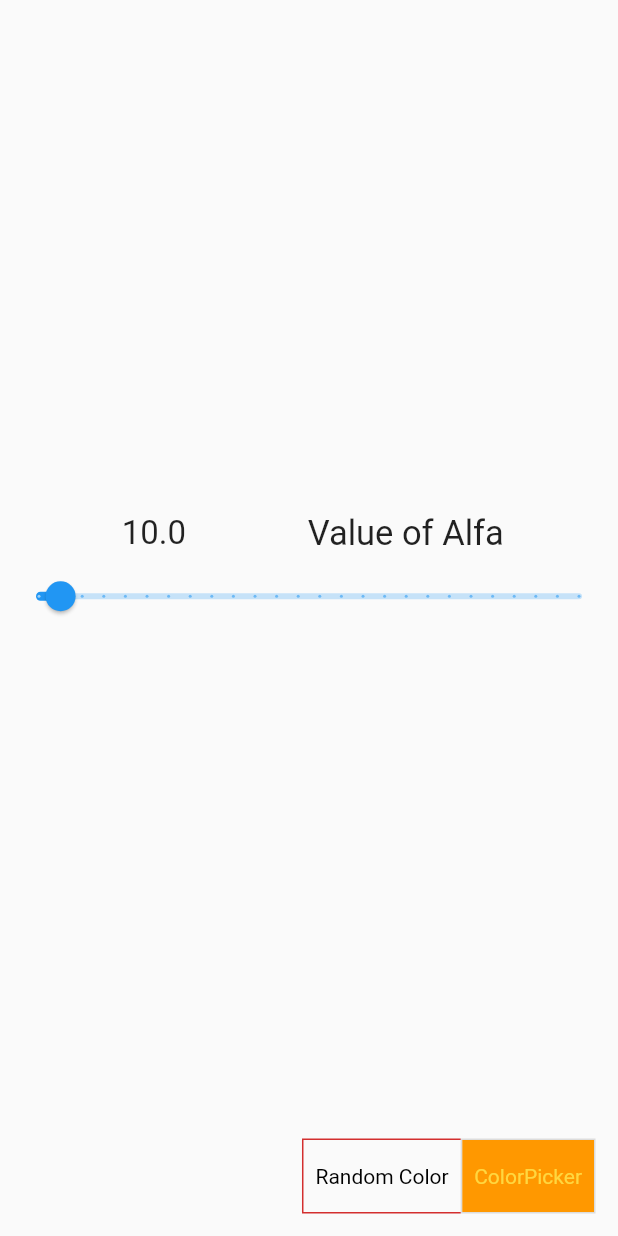
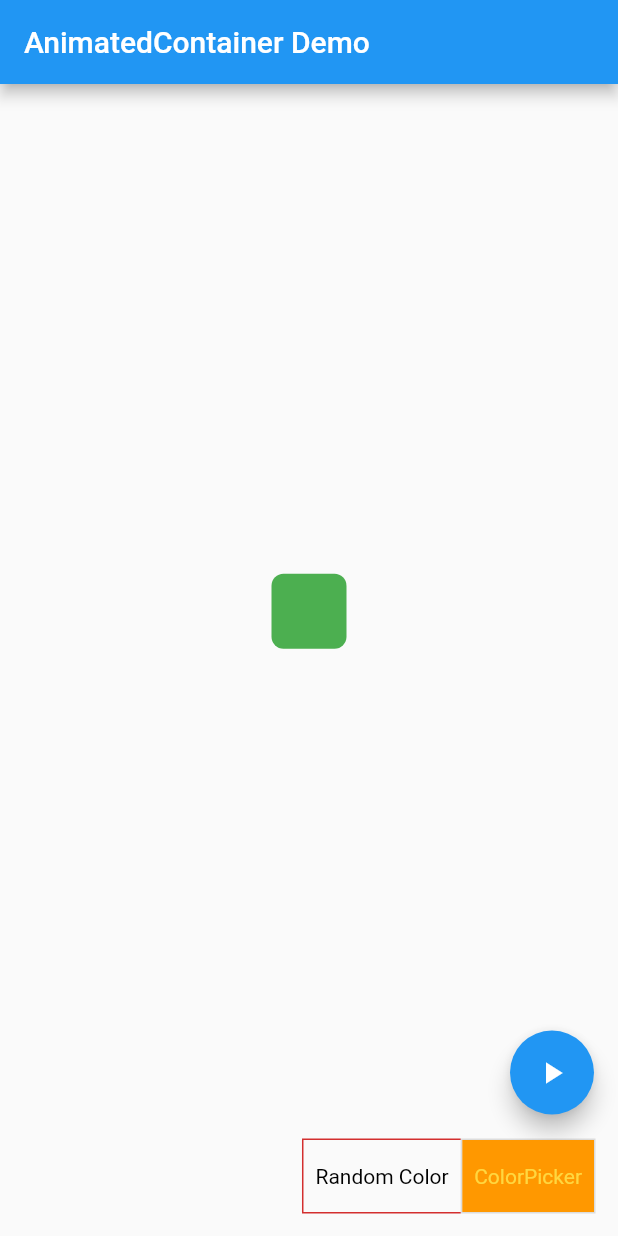
Before and after one commit to IvanovYevgen/flutter-color-changer, a Flutter app: the screen it shows after launch, after a tap on "ColorPicker", on a phone screen of 412 x 824 dp. Run offline on Flutter 3.47's test engine with Material 2 defaults, Android fonts, the phone set to English and light mode, and no system bars.

Commit message:
addition of animated container

```diff
--- /dev/null
+++ b/lib/animated_figures.dart
@@ -0,0 +1,58 @@
+import 'dart:math';
+import 'package:flutter/material.dart';
+
+class AnimatedFigures extends StatefulWidget {
+  @override
+  _AnimatedFiguresState createState() => _AnimatedFiguresState();
+}
+
+class _AnimatedFiguresState extends State<AnimatedFigures> {
+  double _width = 50;
+  double _height = 50;
+  Color _color = Colors.green;
+  BorderRadiusGeometry _borderRadius = BorderRadius.circular(8);
+
+  @override
+  Widget build(BuildContext context) {
+    return MaterialApp(
+      home: Scaffold(
+        appBar: AppBar(
+          title: Text('AnimatedContainer Demo'),
+        ),
+        body: Center(
+          child: AnimatedContainer(
+            width: _width,
+            height: _height,
+            decoration: BoxDecoration(
+              color: _color,
+              borderRadius: _borderRadius,
+            ),
+            duration: Duration(seconds: 1),
+            curve: Curves.fastOutSlowIn,
+          ),
+        ),
+        floatingActionButton: FloatingActionButton(
+          child: Icon(Icons.play_arrow),
+          onPressed: () {
+            setState(() {
+              final random = Random();
+
+              _width = random.nextInt(300).toDouble();
+              _height = random.nextInt(300).toDouble();
+
+              _color = Color.fromRGBO(
+                random.nextInt(256),
+                random.nextInt(256),
+                random.nextInt(256),
+                1,
+              );
+
+              _borderRadius =
+                  BorderRadius.circular(random.nextInt(100).toDouble());
+            });
+          },
+        ),
+      ),
+    );
+  }
+}
--- /dev/null
+++ b/lib/color_changer.dart
@@ -0,0 +1,110 @@
+import 'package:flutter/material.dart';
+import 'package:change_color_app/text_for_screen.dart';
+import 'dart:math' as math;
+import 'animated_figures.dart';
+
+enum _generationMode { random, manual }
+
+class ColorChanger extends StatefulWidget {
+  @override
+  _ColorChangerState createState() => _ColorChangerState();
+}
+
+class _ColorChangerState extends State<ColorChanger> {
+  List<Widget> scoreKeeper = [];
+
+  Color randomColorOfScreen;
+  math.Random random = new math.Random();
+
+  _generationMode _mode = _generationMode.random;
+
+
+
+  List<bool> _selections = List.generate(2, (_) => false);
+
+  void randomColorGenerator() {
+    if (_selections[0] == true) {
+      setState(() {
+        randomColorOfScreen = Color.fromARGB(
+            255, random.nextInt(255), random.nextInt(255), random.nextInt(255));
+        print('color has changed!');
+      });
+    } else {
+      setState(() {
+        randomColorOfScreen = null;
+      });
+    }
+  }
+
+  @override
+  Widget build(BuildContext context) {
+    return GestureDetector(
+      onTap: randomColorGenerator,
+      child: MaterialApp(
+        debugShowCheckedModeBanner: false,
+        home: Scaffold(
+          backgroundColor: randomColorOfScreen,
+          body: Column(
+            crossAxisAlignment: CrossAxisAlignment.stretch,
+            children: [
+              Expanded(
+                child: Center(
+                  child: _display(_mode),
+                ),
+              ),
+              Container(
+                margin: EdgeInsets.fromLTRB(0, 0, 15, 15),
+                child: Stack(alignment: Alignment.bottomRight, children: [
+                  ToggleButtons(
+                    color: Colors.black,
+                    borderColor: Colors.red[700],
+                    selectedColor: Colors.amberAccent,
+                    disabledColor: Colors.grey,
+                    fillColor: Colors.orange,
+                    children: <Widget>[
+                      Padding(
+                        padding: const EdgeInsets.all(8.0),
+                        child: Text('Random Color'),
+                      ),
+                      Padding(
+                        padding: const EdgeInsets.all(8.0),
+                        child: Text('ColorPicker'),
+                      ),
+                    ],
+                    onPressed: (int index) {
+                      setState(() {
+                        for (int buttonIndex = 0;
+                        buttonIndex < _selections.length;
+                        buttonIndex++) {
+                          if (buttonIndex == index) {
+                            _selections[buttonIndex] = true;
+                            _mode = _generationMode.manual;
+                          } else {
+                            _selections[buttonIndex] = false;
+                            _mode = _generationMode.random;
+                          }
+                        }
+                        print('$_mode');
+                      });
+                    },
+                    isSelected: _selections,
+                  ),
+                ]),
+              ),
+            ],
+          ),
+        ),
+      ),
+    );
+  }
+}
+
+Widget _display(modeOfState) {
+  if (modeOfState == _generationMode.random) {
+    return TextForScreen();
+  } else {
+    return Center(
+      child: AnimatedFigures(),
+    );
+  }
+}
--- a/lib/custom_slider.dart
+++ /dev/null
@@ -1,52 +0,0 @@
-import 'package:flutter/material.dart';
-
-class CustomSlider extends StatefulWidget {
-  final Function onChanged;
-  final double currentSliderValue;
-  final String titleOfSlider;
-
-
-  CustomSlider({
-    this.onChanged,
-    this.currentSliderValue,
-    this.titleOfSlider,
-  });
-
-  @override
-  _CustomSliderState createState() => _CustomSliderState();
-}
-
-class _CustomSliderState extends State<CustomSlider> {
-  @override
-  Widget build(BuildContext context) {
-    return Column(
-      children: [
-        Center(
-          child: Row(
-            mainAxisAlignment: MainAxisAlignment.spaceEvenly,
-            children: [
-              Padding(
-                padding: const EdgeInsets.all(5.0),
-                child: Text(
-                  widget.currentSliderValue.toString(),
-                  style: TextStyle(fontSize: 22),
-                ),
-              ),
-              Text(
-                'Value of ${widget.titleOfSlider}',
-                style: TextStyle(fontSize: 23),
-              ),
-            ],
-          ),
-        ),
-        Slider(
-          value: widget.currentSliderValue,
-          min: 0,
-          max: 255,
-          divisions: 25,
-          onChanged: widget.onChanged,
-        ),
-      ],
-    );
-  }
-}
--- a/lib/main.dart
+++ b/lib/main.dart
@@ -1,159 +1,6 @@
-import 'package:change_color_app/text_for_screen.dart';
 import 'package:flutter/material.dart';
-import 'dart:math' as math;
-import 'custom_slider.dart';
+import 'color_changer.dart';
 
 void main() {
-  runApp(MyApp());
+  runApp(ColorChanger());
 }
-
-double _currentSliderValue = 10;
-enum _generationMode { random, manual }
-
-class MyApp extends StatefulWidget {
-  @override
-  _MyAppState createState() => _MyAppState();
-}
-
-class _MyAppState extends State<MyApp> {
-  List<Widget> scoreKeeper = [];
-
-  Color randomColorOfScreen;
-  math.Random random = new math.Random();
-
-  _generationMode _mode = _generationMode.random;
-
-  double _currentSliderValue = 10;
-
-  List<bool> _selections = List.generate(2, (_) => false);
-
-  void randomColorGenerator() {
-    if (_selections[0] == true) {
-      setState(() {
-        randomColorOfScreen = Color.fromARGB(
-            255, random.nextInt(255), random.nextInt(255), random.nextInt(255));
-        print('color has changed!');
-      });
-    } else {
-      setState(() {
-        randomColorOfScreen = null;
-      });
-    }
-  }
-
-  @override
-  Widget build(BuildContext context) {
-    return GestureDetector(
-      onTap: randomColorGenerator,
-      child: MaterialApp(
-        debugShowCheckedModeBanner: false,
-        home: Scaffold(
-          backgroundColor: randomColorOfScreen,
-          body: Column(
-            crossAxisAlignment: CrossAxisAlignment.stretch,
-            children: [
-              Expanded(
-                child: Center(
-                  child: _display(_mode),
-                ),
-              ),
-              Container(
-                margin: EdgeInsets.fromLTRB(0, 0, 15, 15),
-                child: Stack(alignment: Alignment.bottomRight, children: [
-                  ToggleButtons(
-                    color: Colors.black,
-                    borderColor: Colors.red[700],
-                    selectedColor: Colors.amberAccent,
-                    disabledColor: Colors.grey,
-                    fillColor: Colors.orange,
-                    children: <Widget>[
-                      Padding(
-                        padding: const EdgeInsets.all(8.0),
-                        child: Text('Random Color'),
-                      ),
-                      Padding(
-                        padding: const EdgeInsets.all(8.0),
-                        child: Text('ColorPicker'),
-                      ),
-                    ],
-                    onPressed: (int index) {
-                      setState(() {
-                        for (int buttonIndex = 0;
-                            buttonIndex < _selections.length;
-                            buttonIndex++) {
-                          if (buttonIndex == index) {
-                            _selections[buttonIndex] = true;
-                            _mode = _generationMode.manual;
-                          } else {
-                            _selections[buttonIndex] = false;
-                            _mode = _generationMode.random;
-                          }
-                        }
-                        print('$_mode');
-                      });
-                    },
-                    isSelected: _selections,
-                  ),
-                ]),
-              ),
-            ],
-          ),
-        ),
-      ),
-    );
-  }
-}
-
-Widget _display(modeOfState) {
-  if (modeOfState == _generationMode.random) {
-    return TextForScreen();
-  } else {
-    return Expanded(
-      child: Column(
-        mainAxisAlignment: MainAxisAlignment.center,
-        children: [
-          CustomSlider(
-            currentSliderValue: _currentSliderValue,
-            titleOfSlider: 'Alfa',
-            onChanged: (_range) {
-              setState(() {
-                _currentSliderValue = _range;
-              });
-              print({_currentSliderValue});
-            },
-          ),
-          // CustomSlider(
-          //   currentSliderValue: 10,
-          //   onChanged: changeOfSliderValue(_currentSliderValue),
-          //   titleOfSlider: 'Alfa',
-          // ),
-          // CustomSlider(
-          //   currentSliderValue: 10,
-          //   onChanged: null,
-          //   titleOfSlider: 'Red',
-          // ),
-          // CustomSlider(
-          //   currentSliderValue: 10,
-          //   onChanged: null,
-          //   titleOfSlider: 'Green',
-          // ),
-          // CustomSlider(
-          //   currentSliderValue: 10,
-          //   onChanged: null,
-          //   titleOfSlider: 'Blue',
-          // ),
-          //       Slider(
-          //   min: 0,
-          //   max: 100,
-          //   value: _value,
-          //   onChanged: (value) {
-          //     setState(() {
-          //       _value = value;
-          //     });
-          //   },
-          // ),
-        ],
-      ),
-    );
-  }
-}
```
Also changed, not shown: 1 other file.
